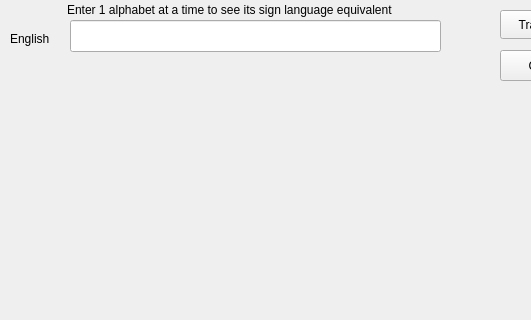
Old version of the form main_correct.ui in the repository vachanmn123/Sign_Language_GUI; both pictures show x 0 to 531 and y 0 to 320 of the 670 by 535 pixel window.
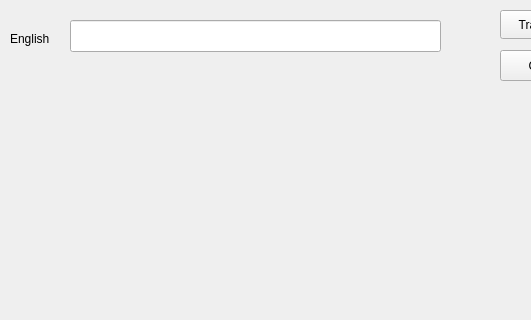
New version of the form. Icons and pictures are not drawn.

Commit message: added full sentence support

The edit to the form file:
```diff
--- a/main_correct.ui
+++ b/main_correct.ui
@@ -75,19 +75,6 @@
      </rect>
     </property>
    </widget>
-   <widget class="QLabel" name="label_2">
-    <property name="geometry">
-     <rect>
-      <x>67</x>
-      <y>0</y>
-      <width>371</width>
-      <height>20</height>
-     </rect>
-    </property>
-    <property name="text">
-     <string>Enter 1 alphabet at a time to see its sign language equivalent</string>
-    </property>
-   </widget>
    <widget class="QPushButton" name="closebutton">
     <property name="geometry">
      <rect>
```
The commit also changes 1 other file.
